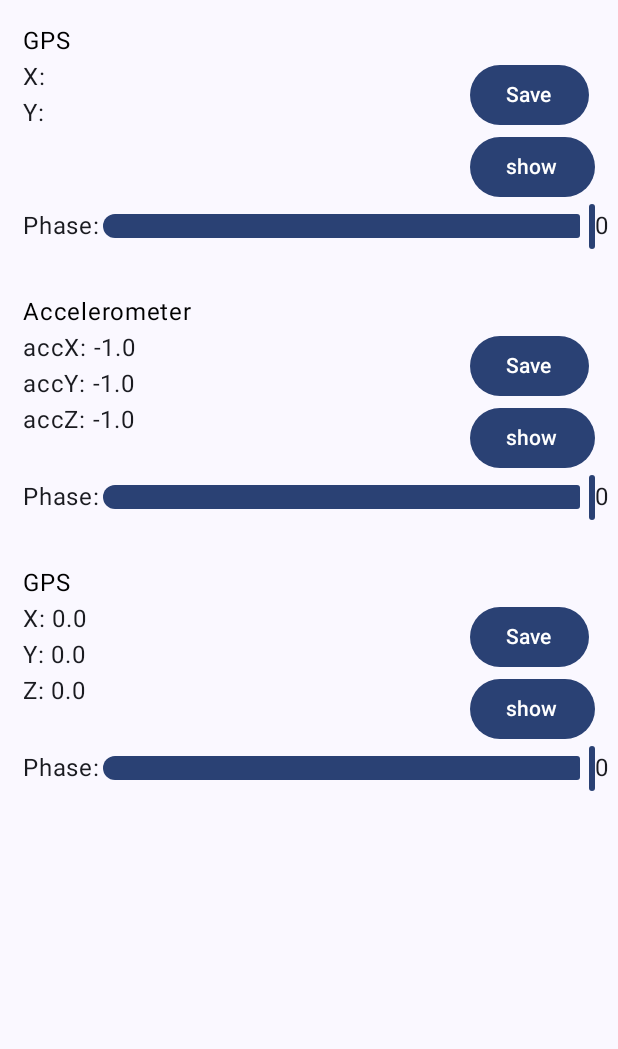
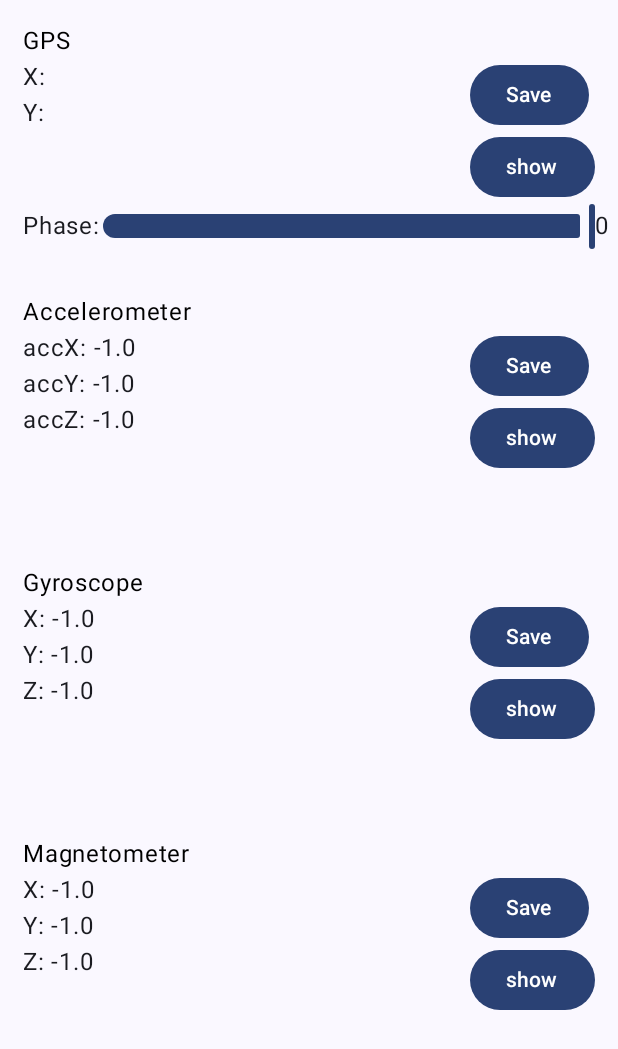
Before and after one commit to NaserMemarJavid/Praktikum1-V2, an Android app built with Jetpack Compose: the screen it shows after launch (MainActivity), on a phone screen of 412 x 824 dp. Shown: the top 1049 px of the screen. Run offline under Robolectric (Android 15) with nearby library versions, the phone set to English and light mode, and no system bars.

Commit message:
6.puash daten gespeichert und angezeigt

```diff
--- a/build.gradle.kts
+++ b/build.gradle.kts
@@ -69,4 +69,8 @@ dependencies {
     androidTestImplementation("androidx.compose.ui:ui-test-junit4")
     debugImplementation("androidx.compose.ui:ui-tooling")
     debugImplementation("androidx.compose.ui:ui-test-manifest")
+
+
+
+
 }
--- a/src/main/java/com/lern1/mysensors/MainActivity.kt
+++ b/src/main/java/com/lern1/mysensors/MainActivity.kt
@@ -1,5 +1,6 @@
 package com.lern1.mysensors
 
+import android.app.AlertDialog
 import android.content.Context
 import android.content.pm.PackageManager
 import android.hardware.Sensor
@@ -9,9 +10,9 @@ import android.hardware.SensorManager
 import android.location.Location
 import android.location.LocationRequest
 import android.os.Bundle
+import android.widget.Toast
 import androidx.activity.ComponentActivity
 import androidx.activity.compose.setContent
-import androidx.compose.foundation.border
 import androidx.compose.foundation.layout.Arrangement
 import androidx.compose.foundation.layout.Box
 import androidx.compose.foundation.layout.Column
@@ -21,16 +22,13 @@ import androidx.compose.foundation.layout.fillMaxWidth
 import androidx.compose.foundation.layout.height
 import androidx.compose.foundation.layout.padding
 import androidx.compose.foundation.layout.width
-import androidx.compose.material.icons.Icons
-import androidx.compose.material.icons.filled.LocationOn
 import androidx.compose.material3.Button
-import androidx.compose.material3.Icon
 import androidx.compose.material3.MaterialTheme
 import androidx.compose.material3.Slider
 import androidx.compose.material3.Surface
-import androidx.compose.material3.Switch
 import androidx.compose.material3.Text
 import androidx.compose.runtime.Composable
+import androidx.compose.runtime.DisposableEffect
 import androidx.compose.runtime.getValue
 import androidx.compose.runtime.mutableStateOf
 import androidx.compose.runtime.remember
@@ -42,21 +40,26 @@ import androidx.compose.ui.platform.LocalContext
 import androidx.compose.ui.tooling.preview.Preview
 import androidx.compose.ui.unit.dp
 import androidx.core.content.ContextCompat
-import androidx.core.content.getSystemService
 import com.google.android.gms.location.FusedLocationProviderClient
 import com.google.android.gms.location.LocationCallback
 import com.google.android.gms.location.LocationServices
 import com.lern1.mysensors.ui.theme.MySensorsTheme
+import java.io.File
+import java.io.FileWriter
+import java.io.IOException
 
 class MainActivity : ComponentActivity() {
 
-    private lateinit var locationRequest: LocationRequest
     private lateinit var fusedLocationProviderClient: FusedLocationProviderClient
     private lateinit var locationCallback : LocationCallback
+    private lateinit var locationRequest: LocationRequest
 
 
     private var lat  by mutableStateOf("")
     private var lon by  mutableStateOf("")
+
+
+
 
     override fun onCreate(savedInstanceState: Bundle?) {
         super.onCreate(savedInstanceState)
@@ -64,17 +67,19 @@ class MainActivity : ComponentActivity() {
         fusedLocationProviderClient = LocationServices.getFusedLocationProviderClient(this)
         getLocation()
 
+
+
         setContent {
             MySensorsTheme {
                 // A surface container using the 'background' color from the theme
                 Surface(
-                    modifier = Modifier.fillMaxSize(),
-                    color = MaterialTheme.colorScheme.background
+                    modifier = Modifier.fillMaxSize(), color = MaterialTheme.colorScheme.background
                 ) {
                     Column {
                         Gps(lat, lon)
                         Accelerometer()
                         Gyroscope()
+                       Magnetometer()
                     }
 
                 }
@@ -114,10 +119,39 @@ class MainActivity : ComponentActivity() {
     }
 }
 
+private fun saveDataToFile(context: Context, fileName: String, dataList: List<String>) {
+    try {
+        val file = File(context.filesDir, fileName)
+        val fileWriter = FileWriter(file)
+
+        for (data in dataList) {
+            fileWriter.append(data)
+        }
+
+        fileWriter.flush()
+        fileWriter.close()
+
+        // Optionally, display a toast or log that data has been saved.
+        Toast.makeText(context, "Data saved in file", Toast.LENGTH_SHORT).show()
+    } catch (e: IOException) {
+        e.printStackTrace()
+        // Handle the exception
+        Toast.makeText(context, "Error saving data", Toast.LENGTH_SHORT).show()
+    }
+}
+
+private fun showDataDialog(context: Context, dataList: List<String>) {
+    AlertDialog.Builder(context)
+        .setTitle("Accelerometer Data")
+        .setMessage(dataList.joinToString(separator = "\n"))
+        .setPositiveButton("OK") { _, _ -> }
+        .show()
+}
+
+
+
 @Composable
 fun Gps(lat:String, lon:String) {
-
-    //var loc by remember { mutableStateOf<Location?>(null) }
 
     println("posX$lat")
     println("posY$lon")
@@ -179,27 +213,53 @@ fun Accelerometer() {
     val ctx = LocalContext.current
     val sensorManager: SensorManager = ctx.getSystemService(Context.SENSOR_SERVICE) as SensorManager
 
-    var checkAcc = false
+    var acx = remember { mutableStateOf(-1f) }
+    var acy = remember { mutableStateOf(-1f) }
+    var acz = remember { mutableStateOf(-1f) }
 
-    var accX = remember { mutableStateOf(-1f) }
-    var accY = remember { mutableStateOf(-1f) }
-    var accZ = remember { mutableStateOf(-1f) }
+    val accelerationDataList = remember { mutableListOf<String>() }
 
 
     val sensorEventListener = object : SensorEventListener {
         override fun onAccuracyChanged(sensor: Sensor, accuracy: Int) {}
+
         override fun onSensorChanged(event: SensorEvent) {
             if (event.sensor.type == Sensor.TYPE_ACCELEROMETER) {
-                accX.value = event.values[0]
-                accY.value = event.values[1]
-                accZ.value = event.values[2]
+                acx.value = event.values[0]; acy.value = event.values[1]; acz.value = event.values[2]
+
+                val timestamp = System.currentTimeMillis()
+                val accX = event.values[0]
+                val accY = event.values[1]
+                val accZ = event.values[2]
+
+                // Format the data as a string
+                val data = "Timestamp: $timestamp\n" +
+                        "accX: $accX\n" +
+                        "accY: $accY\n" +
+                        "accZ: $accZ\n\n"
+
+                // Add the data to the list
+                accelerationDataList.add(data)
             }
         }
     }
-    sensorManager.registerListener(sensorEventListener,sensorManager.getDefaultSensor(Sensor.TYPE_ACCELEROMETER),10000000)
+    DisposableEffect(sensorManager) {
+        val accelerometerSensor = sensorManager.getDefaultSensor(Sensor.TYPE_ACCELEROMETER)
+        val sensorDelay = 10000000
+
+        sensorManager.registerListener(sensorEventListener, accelerometerSensor, sensorDelay)
+
+        onDispose {
+            sensorManager.unregisterListener(sensorEventListener)
+        }
+    }
+
 
     Box(
-        modifier = Modifier.fillMaxWidth().padding(15.dp).height(150.dp)
+        modifier = Modifier
+            .fillMaxWidth()
+            .padding(15.dp)
+            .height(150.dp)
         //.background(color = Color.Gray)
     ){
         Column() {
@@ -212,26 +272,22 @@ fun Accelerometer() {
                 modifier = Modifier.fillMaxWidth(), horizontalArrangement =  Arrangement.SpaceBetween,
             ) {
                 Column() {
-                    Text("accX: ${accX.value}\naccY: ${accY.value}\naccZ: ${accZ.value}")
+                    Text("accX: ${acx.value}\naccY: ${acy.value}\naccZ: ${acz.value}")
                 }
                 Column {
-                    Button(onClick = { }, content = { Text(text = "Save")})
-                    Button(onClick = { }, content = { Text(text = "show")})
+                    Button(onClick = { saveDataToFile(ctx, "acceleration_data.txt", accelerationDataList) }, content = { Text(text = "Save")})
+                    Button(onClick = { showDataDialog(ctx, accelerationDataList) }, content = { Text(text = "show")})
                 }
-            }
-            Row(
-                verticalAlignment = Alignment.CenterVertically
-            ) {
-                Text(text = "Phase:")
-                Slider(value =20f, onValueChange = {} )
-                Text(text = "0")
             }
         }
     }
 
 
 
-}// End of ACC&GYR Composable
+}// End of ACC Composable
+
+
+
 
 @Composable
 fun Gyroscope(){
@@ -239,52 +295,147 @@ fun Gyroscope(){
     val ctx = LocalContext.current
     val sensorManager: SensorManager = ctx.getSystemService(Context.SENSOR_SERVICE) as SensorManager
 
-    var checkGyr = false
+    var gX = remember { mutableStateOf(-1f) }
+    var gY = remember { mutableStateOf(-1f) }
+    var gZ = remember { mutableStateOf(-1f) }
 
-    var gyrX = remember { mutableStateOf(0f) }
-    var gyrY = remember { mutableStateOf(0f) }
-    var gyrZ = remember { mutableStateOf(0f) }
+    var gyroscopeDataList = remember { mutableListOf<String>() }
 
     val sensorEventListener = object : SensorEventListener {
         override fun onAccuracyChanged(sensor: Sensor, accuracy: Int) {}
+
         override fun onSensorChanged(event: SensorEvent) {
             if (event.sensor.type == Sensor.TYPE_GYROSCOPE) {
-                gyrX.value = event.values[0]
-                gyrY.value = event.values[1]
-                gyrZ.value = event.values[2]
+
+                gX.value = event.values[0]; gY.value = event.values[1]; gZ.value = event.values[2]
+
+                val timestamp = System.currentTimeMillis()
+                val gyrX = event.values[0]
+                val gyrY = event.values[1]
+                val gyrZ = event.values[2]
+
+                // Format the data as a string
+                val data = "Timestamp: $timestamp\n" +
+                        "gyrX: $gyrX\n" +
+                        "gyrY: $gyrY\n" +
+                        "gyrZ: $gyrZ\n\n"
+
+                // Add the data to the list
+                gyroscopeDataList.add(data)
             }
         }
     }
-    sensorManager.registerListener(sensorEventListener,sensorManager.getDefaultSensor(Sensor.TYPE_ACCELEROMETER),10000000)
-    sensorManager.registerListener(sensorEventListener,sensorManager.getDefaultSensor(Sensor.TYPE_GYROSCOPE),10000000)
+    DisposableEffect(sensorManager) {
+        val accelerometerSensor = sensorManager.getDefaultSensor(Sensor.TYPE_GYROSCOPE)
+        val sensorDelay = 10000000
 
-    Box(
-        modifier = Modifier.fillMaxWidth().padding(15.dp).height(150.dp)
+        sensorManager.registerListener(sensorEventListener, accelerometerSensor, sensorDelay)
+
+        onDispose {
+            sensorManager.unregisterListener(sensorEventListener)
+        }
+    }
+
+
+        Box(
+        modifier = Modifier
+            .fillMaxWidth()
+            .padding(15.dp)
+            .height(150.dp)
         //.background(color = Color.Gray)
     ){
         Column() {
             Row (
-                modifier = Modifier.fillMaxWidth(), horizontalArrangement =  Arrangement.SpaceBetween, verticalAlignment     = Alignment.CenterVertically
+                modifier = Modifier.fillMaxWidth(), horizontalArrangement =  Arrangement.SpaceBetween, verticalAlignment = Alignment.CenterVertically
             ){
-                Text(text = "GPS", color = Color.Black )
+                Text(text = "Gyroscope", color = Color.Black )
             }
             Row(
                 modifier = Modifier.fillMaxWidth(), horizontalArrangement =  Arrangement.SpaceBetween,
             ) {
                 Column() {
-                    Text("X: ${gyrX.value}\nY: ${gyrY.value}\nZ: ${gyrZ.value}")
+                    Text("X: ${gX.value}\nY: ${gY.value}\nZ: ${gZ.value}")
                 }
                 Column {
-                    Button(onClick = { }, content = { Text(text = "Save")})
-                    Button(onClick = { }, content = { Text(text = "show")})
+                    Button(onClick = { saveDataToFile(ctx, "gyroscope_data.txt", gyroscopeDataList) }, content = { Text(text = "Save")})
+                    Button(onClick = { showDataDialog(ctx, gyroscopeDataList) }, content = { Text(text = "show")})
                 }
             }
+
+        }
+    }
+
+}// End of GYR Composable
+
+@Composable
+fun Magnetometer(){
+
+
+    val ctx = LocalContext.current
+    val sensorManager: SensorManager = ctx.getSystemService(Context.SENSOR_SERVICE) as SensorManager
+
+    var mX = remember { mutableStateOf(-1f) }
+    var mY = remember { mutableStateOf(-1f) }
+    var mZ = remember { mutableStateOf(-1f) }
+
+    var magnetometerDataList = remember { mutableListOf<String>() }
+
+    val sensorEventListener = object : SensorEventListener {
+        override fun onAccuracyChanged(sensor: Sensor, accuracy: Int) {}
+        override fun onSensorChanged(event: SensorEvent) {
+            if (event.sensor.type == Sensor.TYPE_MAGNETIC_FIELD) {
+                mX.value = event.values[0]; mY.value = event.values[1]; mZ.value = event.values[2]
+
+                val timestamp = System.currentTimeMillis()
+                val magX = event.values[0]
+                val magY = event.values[1]
+                val magZ = event.values[2]
+
+                // Format the data as a string
+                val data = "Timestamp: $timestamp\n" +
+                        "accX: $magX\n" +
+                        "accY: $magY\n" +
+                        "accZ: $magZ\n\n"
+
+                // Add the data to the list
+                magnetometerDataList.add(data)
+            }
+        }
+    }
+    DisposableEffect(sensorManager) {
+        val accelerometerSensor = sensorManager.getDefaultSensor(Sensor.TYPE_MAGNETIC_FIELD)
+        val sensorDelay = 10000000
+
+        sensorManager.registerListener(sensorEventListener, accelerometerSensor, sensorDelay)
+
+        onDispose {
+            sensorManager.unregisterListener(sensorEventListener)
+        }
+    }
+
+    Box(
+        modifier = Modifier
+            .fillMaxWidth()
+            .padding(15.dp)
+            .height(150.dp)
+        //.background(color = Color.Gray)
+    ){
+        Column() {
+            Row (
+                modifier = Modifier.fillMaxWidth(), horizontalArrangement =  Arrangement.SpaceBetween, verticalAlignment = Alignment.CenterVertically
+            ){
+                Text(text = "Magnetometer", color = Color.Black )
+            }
             Row(
-                verticalAlignment = Alignment.CenterVertically
+                modifier = Modifier.fillMaxWidth(), horizontalArrangement =  Arrangement.SpaceBetween,
             ) {
-                Text(text = "Phase:")
-                Slider(value =20f, onValueChange = {} )
-                Text(text = "0")
+                Column() {
+                    Text("X: ${mX.value}\nY: ${mY.value}\nZ: ${mZ.value}")
+                }
+                Column {
+                    Button(onClick = { saveDataToFile(ctx, "magnetometer_data.txt", magnetometerDataList) }, content = { Text(text = "Save")})
+                    Button(onClick = { showDataDialog(ctx, magnetometerDataList) }, content = { Text(text = "show")})
+                }
             }
         }
     }
```
